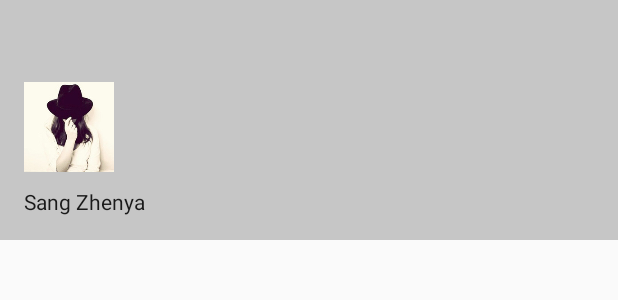
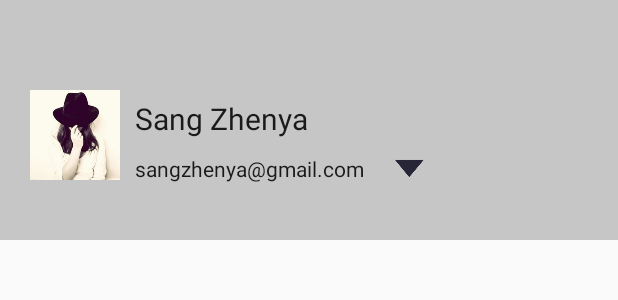
Before and after one commit to Abitalo/RSS-Aggregator, an Android app: the layout nav_header_main.xml on its own in the app's theme, with its tools: preview values and no code run, on a phone screen of 412 x 824 dp. Shown: the top 300 px of the screen. Run offline under Robolectric (Android 15) with nearby library versions, the phone set to English and light mode, and no system bars.

Commit message:
修改了右侧的界面后台退出操作

```diff
--- a/app/src/main/java/com/abitalo/www/rss_aggregator/view/RssSourceView.java
+++ b/app/src/main/java/com/abitalo/www/rss_aggregator/view/RssSourceView.java
@@ -109,7 +109,6 @@ public class RssSourceView extends Fragment {
 
         } catch (JSONException e) {
             showToast(e.toString());
-            Log.i("Nav", "::::::::::::::;" + e.toString());
         }
 
         List<RssSource> rssSources = new ArrayList<>();
--- a/app/src/main/java/com/abitalo/www/rss_aggregator/view/SignInView.java
+++ b/app/src/main/java/com/abitalo/www/rss_aggregator/view/SignInView.java
@@ -1,5 +1,6 @@
 package com.abitalo.www.rss_aggregator.view;
 
+import android.content.Context;
 import android.content.SharedPreferences;
 import android.os.Bundle;
 import android.support.annotation.Nullable;
@@ -123,10 +124,10 @@ public class SignInView extends Fragment implements View.OnClickListener, IAccou
         showMenu();
         Snackbar.make(view, "Success!", Snackbar.LENGTH_SHORT).show();
         SharedPreferences mySharedPreferences= getContext().getSharedPreferences("userAuthentication",
-                getContext().MODE_PRIVATE);
+                Context.MODE_PRIVATE);
         SharedPreferences.Editor editor = mySharedPreferences.edit();
         editor.putString("name", getUserName());
-        editor.commit();
+        editor.apply();
         return false;
     }
 }
--- a/app/src/main/res/layout/activity_main.xml
+++ b/app/src/main/res/layout/activity_main.xml
@@ -29,8 +29,8 @@
         android:layout_height="match_parent"
         android:layout_gravity="start"
         android:fitsSystemWindows="true">
+    </android.support.design.widget.NavigationView>
 
-    </android.support.design.widget.NavigationView>
         <!--app:headerLayout="@layout/nav_header_main"-->
         <!--app:menu="@menu/activity_main_drawer" -->
 
--- a/app/src/main/res/layout/nav_header_main.xml
+++ b/app/src/main/res/layout/nav_header_main.xml
@@ -1,26 +1,46 @@
 <?xml version="1.0" encoding="utf-8"?>
-<LinearLayout xmlns:android="http://schemas.android.com/apk/res/android"
+<RelativeLayout xmlns:android="http://schemas.android.com/apk/res/android"
     android:layout_width="match_parent"
     android:layout_height="@dimen/nav_header_height"
-    android:paddingBottom="@dimen/activity_vertical_margin"
-    android:paddingLeft="@dimen/activity_horizontal_margin"
-    android:paddingRight="@dimen/activity_horizontal_margin"
-    android:paddingTop="@dimen/activity_vertical_margin"
     android:background="#c6c6c6"
-    android:orientation="vertical"
-    android:gravity="bottom">
+    android:orientation="vertical">
 
     <ImageView
+        android:layout_marginTop="60dp"
+        android:layout_marginStart="20dp"
+        android:id="@+id/userPhoto"
         android:layout_width="60dp"
         android:layout_height="60dp"
-        android:layout_marginTop="30dp"
-        android:src="@mipmap/userphoto"
-        android:id="@+id/imageView" />
+        android:src="@mipmap/userphoto" />
 
+    <LinearLayout
+        android:id="@+id/navUserInformation"
+        android:layout_toEndOf="@+id/userPhoto"
+        android:layout_marginStart="10dp"
+        android:layout_marginTop="65dp"
+        android:orientation="vertical"
+        android:layout_width="wrap_content"
+        android:layout_height="wrap_content">
+        <TextView
+            android:textSize="20sp"
+            android:layout_width="match_parent"
+            android:layout_height="wrap_content"
+            android:text="Sang Zhenya"
+            android:textAppearance="@style/TextAppearance.AppCompat.Body1" />
         <TextView
             android:layout_width="match_parent"
             android:layout_height="wrap_content"
             android:layout_marginTop="10dp"
-        android:text="Sang Zhenya"
+            android:text="sangzhenya@gmail.com"
             android:textAppearance="@style/TextAppearance.AppCompat.Body1" />
     </LinearLayout>
+
+    <ImageView
+        android:layout_marginStart="20dp"
+        android:layout_alignBottom="@+id/navUserInformation"
+        android:layout_toEndOf="@+id/navUserInformation"
+        android:id="@+id/exitIcon"
+        android:layout_width="20dp"
+        android:layout_height="20dp"
+        android:src="@mipmap/down"/>
+</RelativeLayout>
```
Also changed, not shown: app/src/main/java/com/abitalo/www/rss_aggregator/MainActivity.java (+11 -11 lines), app/src/main/java/com/abitalo/www/rss_aggregator/view/AccountNavigationView.java (+59 -22 lines), app/src/main/java/com/abitalo/www/rss_aggregator/view/WelcomeNav.java (+0 -7 lines), app/src/main/res/menu/activity_main_drawer.xml (+53 -26 lines), app/src/main/res/mipmap-hdpi/adduser.png (added), app/src/main/res/mipmap-hdpi/down.png (added), app/src/main/res/mipmap-hdpi/exit.png (added), app/src/main/res/mipmap-hdpi/homepage.png (added), app/src/main/res/mipmap-hdpi/menu.png (added), app/src/main/res/mipmap-hdpi/rss.png (added), app/src/main/res/mipmap-hdpi/setting.png (added), app/src/main/res/mipmap-hdpi/start.png (added), app/src/main/res/mipmap-hdpi/storage.png (added), app/src/main/res/mipmap-hdpi/theme.png (added), 1 more files. Lines whose indentation alone changed are shown as unchanged.
